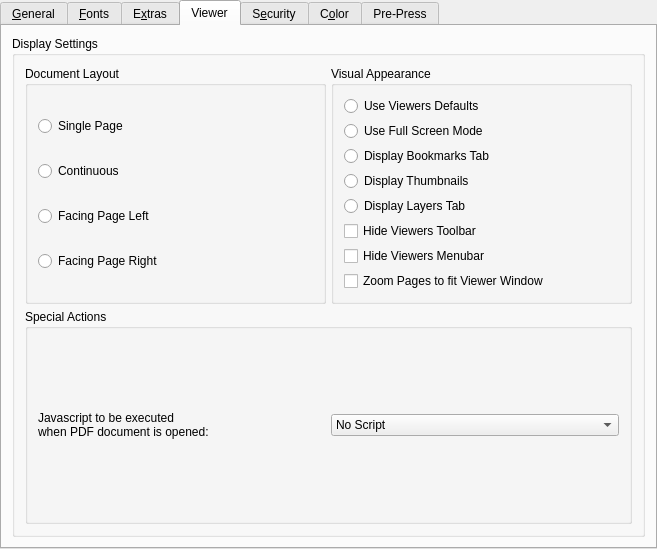
This is scribus/ui/tabpdfoptions.ui in scribusproject/scribus as Qt 5 draws it before an edit. The edited form follows.
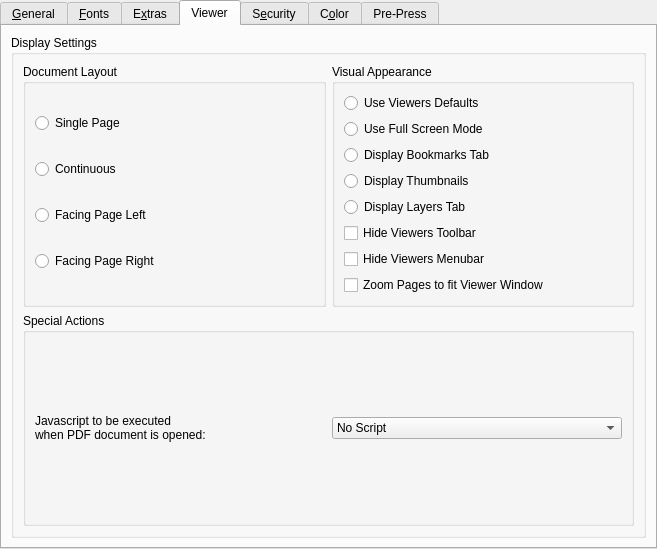
This is the edited form. The open tabs and pages were chosen to show the change. Custom widgets are drawn as their Qt base class.

Commit message: #16465: Unify margins and spacing for dialogs, set 5 <bubu>

What changed in the file:
```diff
--- a/scribus/ui/tabpdfoptions.ui
+++ b/scribus/ui/tabpdfoptions.ui
@@ -878,47 +878,14 @@
     <string>Viewer</string>
    </attribute>
    <layout class="QVBoxLayout" name="verticalLayout_7">
-    <property name="spacing">
-     <number>5</number>
-    </property>
-    <property name="leftMargin">
-     <number>10</number>
-    </property>
-    <property name="topMargin">
-     <number>10</number>
-    </property>
-    <property name="rightMargin">
-     <number>10</number>
-    </property>
-    <property name="bottomMargin">
-     <number>10</number>
-    </property>
     <item>
      <widget class="QGroupBox" name="groupDisplay">
       <property name="title">
        <string>Display Settings</string>
       </property>
       <layout class="QVBoxLayout" name="groupDisplayLayout">
-       <property name="spacing">
-        <number>5</number>
-       </property>
-       <property name="leftMargin">
-        <number>10</number>
-       </property>
-       <property name="topMargin">
-        <number>10</number>
-       </property>
-       <property name="rightMargin">
-        <number>10</number>
-       </property>
-       <property name="bottomMargin">
-        <number>10</number>
-       </property>
        <item>
         <layout class="QHBoxLayout" name="horizontalLayout_7">
-         <property name="spacing">
-          <number>5</number>
-         </property>
          <property name="leftMargin">
           <number>0</number>
          </property>
@@ -937,21 +904,6 @@
             <string>Document Layout</string>
            </property>
            <layout class="QVBoxLayout" name="pageLayoutLayout">
-            <property name="spacing">
-             <number>5</number>
-            </property>
-            <property name="leftMargin">
-             <number>10</number>
-            </property>
-            <property name="topMargin">
-             <number>10</number>
-            </property>
-            <property name="rightMargin">
-             <number>10</number>
-            </property>
-            <property name="bottomMargin">
-             <number>10</number>
-            </property>
             <item>
              <widget class="QRadioButton" name="singlePage">
               <property name="text">
@@ -989,21 +941,6 @@
             <string>Visual Appearance</string>
            </property>
            <layout class="QVBoxLayout" name="groupNavigationLayout">
-            <property name="spacing">
-             <number>5</number>
-            </property>
-            <property name="leftMargin">
-             <number>10</number>
-            </property>
-            <property name="topMargin">
-             <number>10</number>
-            </property>
-            <property name="rightMargin">
-             <number>10</number>
-            </property>
-            <property name="bottomMargin">
-             <number>10</number>
-            </property>
             <item>
              <widget class="QRadioButton" name="useViewDefault">
               <property name="text">
@@ -1071,21 +1008,6 @@
           <string>Special Actions</string>
          </property>
          <layout class="QHBoxLayout" name="groupJavaLayout">
-          <property name="spacing">
-           <number>5</number>
-          </property>
-          <property name="leftMargin">
-           <number>10</number>
-          </property>
-          <property name="topMargin">
-           <number>10</number>
-          </property>
-          <property name="rightMargin">
-           <number>10</number>
-          </property>
-          <property name="bottomMargin">
-           <number>10</number>
-          </property>
           <item>
            <widget class="QLabel" name="actionLabel">
             <property name="text">
```
Left out of the diff: 302 changed lines with no effect on the pictures. The commit also changes 7 other files.
